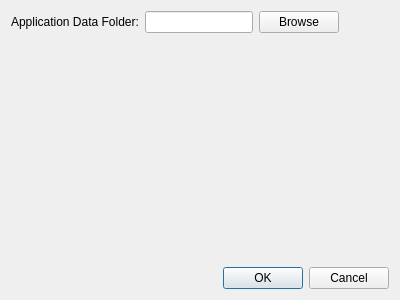
Above: OwNetClient/view/preferencesdialog.ui from OwNet/qtownet before the change. Below: the same form after it.
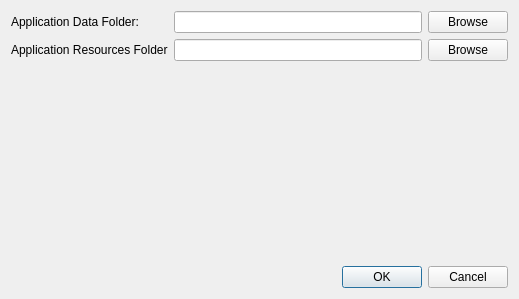
That is the form after the change.

Commit message:
Add resources folder in the application directory
Used for database migrations and static files

The edit to the form file:
```diff
--- a/OwNetClient/view/preferencesdialog.ui
+++ b/OwNetClient/view/preferencesdialog.ui
@@ -6,8 +6,8 @@
    <rect>
     <x>0</x>
     <y>0</y>
-    <width>400</width>
-    <height>300</height>
+    <width>519</width>
+    <height>299</height>
    </rect>
   </property>
   <property name="windowTitle">
@@ -17,7 +17,7 @@
    <item>
     <layout class="QFormLayout" name="formLayout">
      <property name="fieldGrowthPolicy">
-      <enum>QFormLayout::FieldsStayAtSizeHint</enum>
+      <enum>QFormLayout::ExpandingFieldsGrow</enum>
      </property>
      <item row="1" column="0">
       <widget class="QLabel" name="label">
@@ -40,6 +40,27 @@
        </item>
       </layout>
      </item>
+     <item row="2" column="1">
+      <layout class="QHBoxLayout" name="horizontalLayout_2">
+       <item>
+        <widget class="QLineEdit" name="leAppResourcesPath"/>
+       </item>
+       <item>
+        <widget class="QPushButton" name="btnAppResourcesBrowse">
+         <property name="text">
+          <string>Browse</string>
+         </property>
+        </widget>
+       </item>
+      </layout>
+     </item>
+     <item row="2" column="0">
+      <widget class="QLabel" name="label_2">
+       <property name="text">
+        <string>Application Resources Folder</string>
+       </property>
+      </widget>
+     </item>
     </layout>
    </item>
    <item>
```
The commit also changes 11 other files.
